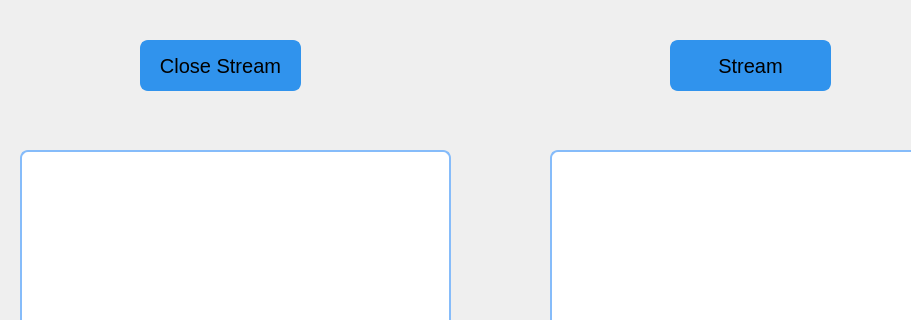
Qt form stream.ui (IShamss/Arabic-ALPD) before a commit; both pictures show x 0 to 911 and y 0 to 320 of the 1013 by 843 pixel window.
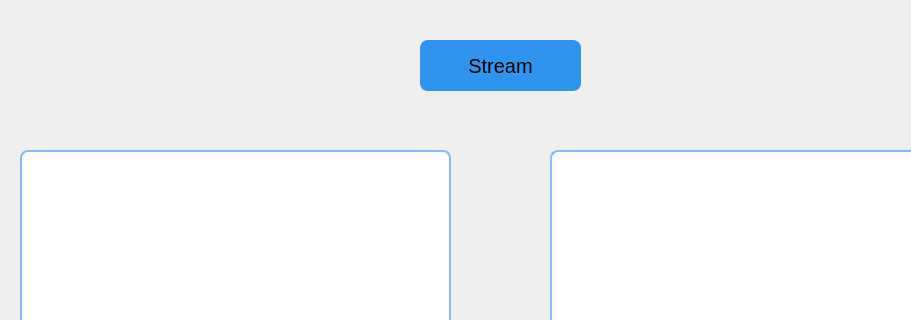
The same form after that commit.

Commit message: chore: update streaming

Diff of the .ui file:
```diff
--- a/stream.ui
+++ b/stream.ui
@@ -129,7 +129,7 @@
    <widget class="QPushButton" name="PushStream">
     <property name="geometry">
      <rect>
-      <x>670</x>
+      <x>420</x>
       <y>40</y>
       <width>161</width>
       <height>51</height>
@@ -148,28 +148,6 @@
      <string>Stream</string>
     </property>
    </widget>
-   <widget class="QPushButton" name="close">
-    <property name="geometry">
-     <rect>
-      <x>140</x>
-      <y>40</y>
-      <width>161</width>
-      <height>51</height>
-     </rect>
-    </property>
-    <property name="styleSheet">
-     <string notr="true">border-radius: 8px;
-font-size: 20px;
-background-color: #3093ed;
-color: black;
-border: 2px solid #3093ed;
-box-shadow: 0 8px 16px 0 rgba(0,0,0,0.2), 0 6px 20px 0 rgba(0,0,0,0.19);
-</string>
-    </property>
-    <property name="text">
-     <string>Close Stream</string>
-    </property>
-   </widget>
    <widget class="QPushButton" name="capture">
     <property name="enabled">
      <bool>true</bool>
```
The commit also changes 1 other file.
